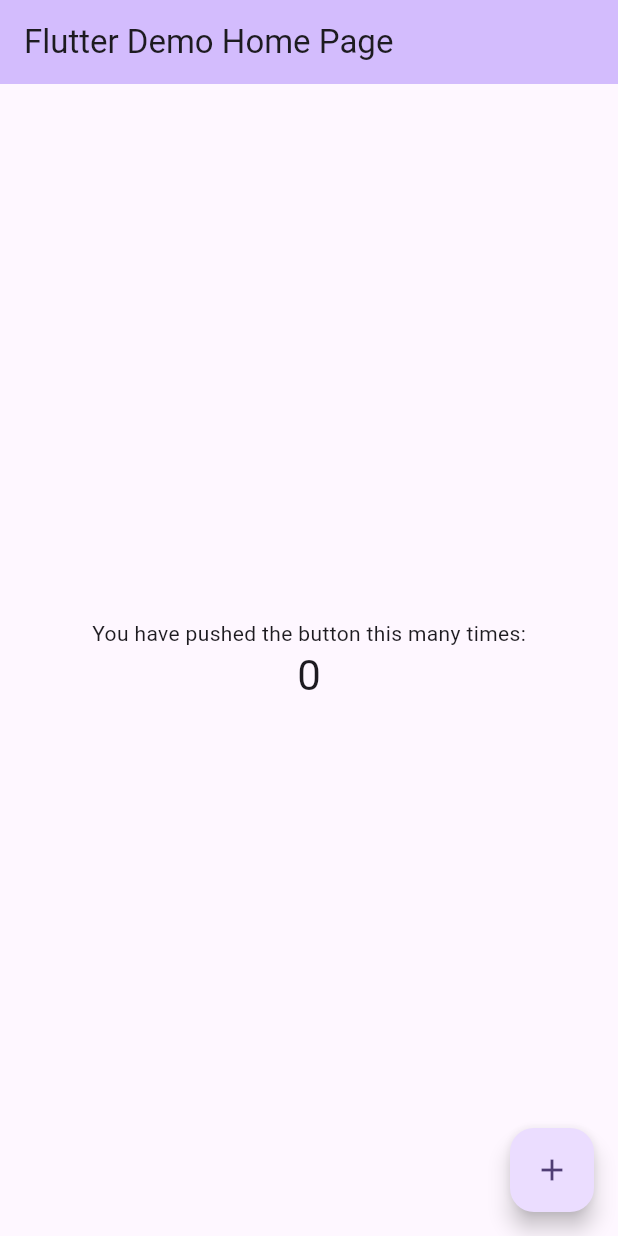
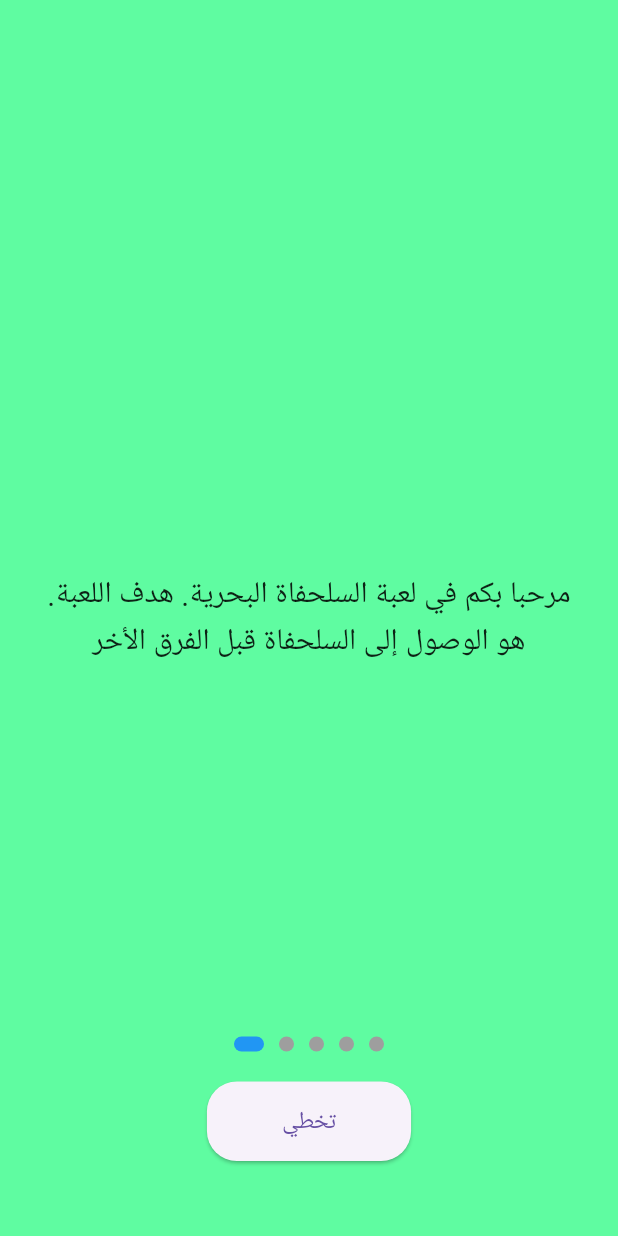
Before and after one commit to AchrafHajAhmed/fakron, a Flutter app: the screen it shows after launch, on a phone screen of 412 x 824 dp. Run offline on Flutter 3.47's test engine with Material 3 defaults, Android fonts, the phone set to English and light mode, and no system bars.

Commit message:
modifier splash screen et onboarding screen

```diff
--- /dev/null
+++ b/lib/color.dart
@@ -0,0 +1,11 @@
+import 'package:flutter/material.dart';
+
+class AppColors {
+  static const Color priColor = Color(0xFFE53935);
+  static const Color secColor = Color (0xFFFB8C00);
+  static const Color thiColor = Color (0xFFFDD835);
+  static const Color fouColor = Color (0xFF039BE5);
+  static const Color fivColor = Color (0xFF8E24AA);
+  static const Color sixColor = Color (0xFF43A047);
+  static const Color background = Color (0xFF5FFCA1);
+}
--- a/lib/main.dart
+++ b/lib/main.dart
@@ -1,125 +1,22 @@
+import '/splash_screen.dart';
 import 'package:flutter/material.dart';
 
-void main() {
-  runApp(const MyApp());
+void main() async {
+  WidgetsFlutterBinding.ensureInitialized();
+  runApp(splashscreenApp());
 }
 
-class MyApp extends StatelessWidget {
-  const MyApp({super.key});
-
-  // This widget is the root of your application.
+class splashscreenApp extends StatelessWidget {
   @override
   Widget build(BuildContext context) {
     return MaterialApp(
-      title: 'Flutter Demo',
+      debugShowCheckedModeBanner: false,
+      title: 'Fakron',
       theme: ThemeData(
-        // This is the theme of your application.
-        //
-        // TRY THIS: Try running your application with "flutter run". You'll see
-        // the application has a purple toolbar. Then, without quitting the app,
-        // try changing the seedColor in the colorScheme below to Colors.green
-        // and then invoke "hot reload" (save your changes or press the "hot
-        // reload" button in a Flutter-supported IDE, or press "r" if you used
-        // the command line to start the app).
-        //
-        // Notice that the counter didn't reset back to zero; the application
-        // state is not lost during the reload. To reset the state, use hot
-        // restart instead.
-        //
-        // This works for code too, not just values: Most code changes can be
-        // tested with just a hot reload.
-        colorScheme: ColorScheme.fromSeed(seedColor: Colors.deepPurple),
-        useMaterial3: true,
+        fontFamily: 'Roboto',
+        primarySwatch: Colors.blue,
       ),
-      home: const MyHomePage(title: 'Flutter Demo Home Page'),
+      home: SplashScreen(),
     );
   }
 }
-
-class MyHomePage extends StatefulWidget {
-  const MyHomePage({super.key, required this.title});
-
-  // This widget is the home page of your application. It is stateful, meaning
-  // that it has a State object (defined below) that contains fields that affect
-  // how it looks.
-
-  // This class is the configuration for the state. It holds the values (in this
-  // case the title) provided by the parent (in this case the App widget) and
-  // used by the build method of the State. Fields in a Widget subclass are
-  // always marked "final".
-
-  final String title;
-
-  @override
-  State<MyHomePage> createState() => _MyHomePageState();
-}
-
-class _MyHomePageState extends State<MyHomePage> {
-  int _counter = 0;
-
-  void _incrementCounter() {
-    setState(() {
-      // This call to setState tells the Flutter framework that something has
-      // changed in this State, which causes it to rerun the build method below
-      // so that the display can reflect the updated values. If we changed
-      // _counter without calling setState(), then the build method would not be
-      // called again, and so nothing would appear to happen.
-      _counter++;
-    });
-  }
-
-  @override
-  Widget build(BuildContext context) {
-    // This method is rerun every time setState is called, for instance as done
-    // by the _incrementCounter method above.
-    //
-    // The Flutter framework has been optimized to make rerunning build methods
-    // fast, so that you can just rebuild anything that needs updating rather
-    // than having to individually change instances of widgets.
-    return Scaffold(
-      appBar: AppBar(
-        // TRY THIS: Try changing the color here to a specific color (to
-        // Colors.amber, perhaps?) and trigger a hot reload to see the AppBar
-        // change color while the other colors stay the same.
-        backgroundColor: Theme.of(context).colorScheme.inversePrimary,
-        // Here we take the value from the MyHomePage object that was created by
-        // the App.build method, and use it to set our appbar title.
-        title: Text(widget.title),
-      ),
-      body: Center(
-        // Center is a layout widget. It takes a single child and positions it
-        // in the middle of the parent.
-        child: Column(
-          // Column is also a layout widget. It takes a list of children and
-          // arranges them vertically. By default, it sizes itself to fit its
-          // children horizontally, and tries to be as tall as its parent.
-          //
-          // Column has various properties to control how it sizes itself and
-          // how it positions its children. Here we use mainAxisAlignment to
-          // center the children vertically; the main axis here is the vertical
-          // axis because Columns are vertical (the cross axis would be
-          // horizontal).
-          //
-          // TRY THIS: Invoke "debug painting" (choose the "Toggle Debug Paint"
-          // action in the IDE, or press "p" in the console), to see the
-          // wireframe for each widget.
-          mainAxisAlignment: MainAxisAlignment.center,
-          children: <Widget>[
-            const Text(
-              'You have pushed the button this many times:',
-            ),
-            Text(
-              '$_counter',
-              style: Theme.of(context).textTheme.headlineMedium,
-            ),
-          ],
-        ),
-      ),
-      floatingActionButton: FloatingActionButton(
-        onPressed: _incrementCounter,
-        tooltip: 'Increment',
-        child: const Icon(Icons.add),
-      ), // This trailing comma makes auto-formatting nicer for build methods.
-    );
-  }
-}
--- /dev/null
+++ b/lib/onboarding_screen.dart
@@ -0,0 +1,125 @@
+import 'package:flutter/material.dart';
+import 'splash_screen.dart';
+import 'color.dart';
+
+class OnboardingScreen extends StatefulWidget {
+  @override
+  _OnboardingScreenState createState() => _OnboardingScreenState();
+}
+
+class _OnboardingScreenState extends State<OnboardingScreen> {
+  final PageController _pageController = PageController();
+  int _currentPage = 0;
+
+  final List<String> onboardingTexts = [
+    ".مرحبا بكم في لعبة السلحفاة البحرية. هدف اللعبة هو الوصول إلى السلحفاة قبل الفرق الأخر",
+    "اللعبة تعتمد على الإجابة عن الأسئلة المختلفة لتحصيل النقاط.",
+    "يتوجب على الفرق التعاون والعمل الجماعي لتجاوز التحديات.",
+    "استخدموا البطاقات السحرية بحذر، فهي متاحة مرة واحدة فقط خلال اللعبة.",
+    "ابدؤوا الآن واستمتعوا بتجربة تعليمية وترفيهية ممتعة!"
+  ];
+
+  void _onSkipOrStart() {
+    Navigator.pushReplacement(
+      context,
+      MaterialPageRoute(builder: (context) => const SplashScreen()), // Remplacez par l'écran de votre choix
+    );
+  }
+
+  @override
+  Widget build(BuildContext context) {
+    return Scaffold(
+      body: Stack(
+        children: [
+          PageView.builder(
+            controller: _pageController,
+            onPageChanged: (index) {
+              setState(() {
+                _currentPage = index;
+              });
+            },
+            itemCount: onboardingTexts.length,
+            itemBuilder: (context, index) => OnboardingContent(
+              text: onboardingTexts[index],
+              backgroundColor: AppColors.background,
+            ),
+          ),
+          Positioned(
+            bottom: 50,
+            left: 20,
+            right: 20,
+            child: Column(
+              children: [
+                // Pagination
+                Row(
+                  mainAxisAlignment: MainAxisAlignment.center,
+                  children: List.generate(
+                    onboardingTexts.length,
+                        (index) => buildDot(index: index),
+                  ),
+                ),
+                const SizedBox(height: 20),
+                // Skip or Start Button
+                ElevatedButton(
+                  onPressed: _onSkipOrStart,
+                  style: ElevatedButton.styleFrom(
+                    padding: const EdgeInsets.symmetric(horizontal: 50, vertical: 15),
+                    shape: RoundedRectangleBorder(
+                      borderRadius: BorderRadius.circular(20),
+                    ),
+                  ),
+                  child: Text(
+                    _currentPage == onboardingTexts.length - 1 ? "ابدأ" : "تخطي",
+                    style: const TextStyle(fontSize: 16),
+                  ),
+                ),
+              ],
+            ),
+          ),
+        ],
+      ),
+    );
+  }
+
+  Widget buildDot({required int index}) {
+    return Container(
+      height: 10,
+      width: _currentPage == index ? 20 : 10,
+      margin: const EdgeInsets.symmetric(horizontal: 5),
+      decoration: BoxDecoration(
+        color: _currentPage == index ? Colors.blue : Colors.grey,
+        borderRadius: BorderRadius.circular(5),
+      ),
+    );
+  }
+}
+
+class OnboardingContent extends StatelessWidget {
+  final String text;
+  final Color backgroundColor;
+
+  const OnboardingContent({
+    Key? key,
+    required this.text,
+    required this.backgroundColor,
+  }) : super(key: key);
+
+  @override
+  Widget build(BuildContext context) {
+    return Container(
+      color: backgroundColor,
+      padding: const EdgeInsets.all(20.0),
+      child: Center(
+        child: Text(
+          text,
+          textAlign: TextAlign.center,
+          style: const TextStyle(
+            fontSize: 20,
+            height: 1.5,
+            color: Colors.black87,
+          ),
+        ),
+      ),
+    );
+  }
+}
```
Also changed, not shown: lib/puzzle.dart (added, +161 -0 lines), lib/questions/questions 1/question1.dart (added, +113 -0 lines), lib/questions/questions 2/question2.dart (added, +113 -0 lines), lib/splash_screen.dart (added, +72 -0 lines), pubspec.yaml (+14 -3 lines), assets/logo.png (added), assets/oasis.jpg (added), assets/wwf.jpg (added), pubspec.lock, 19 other files.
